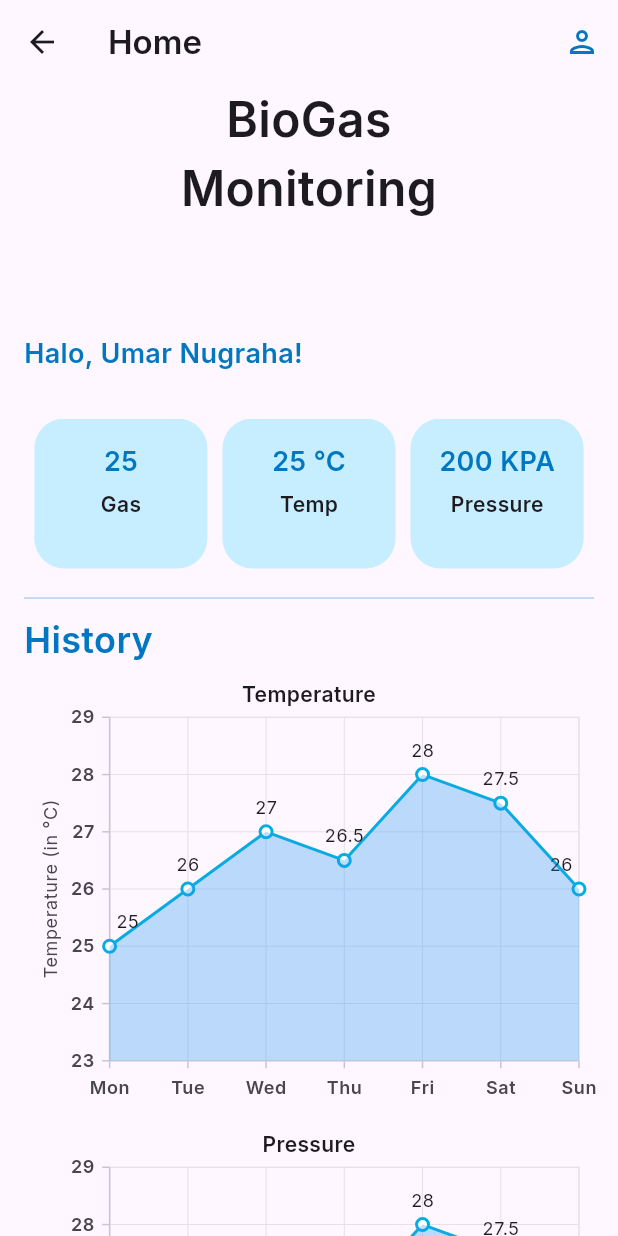
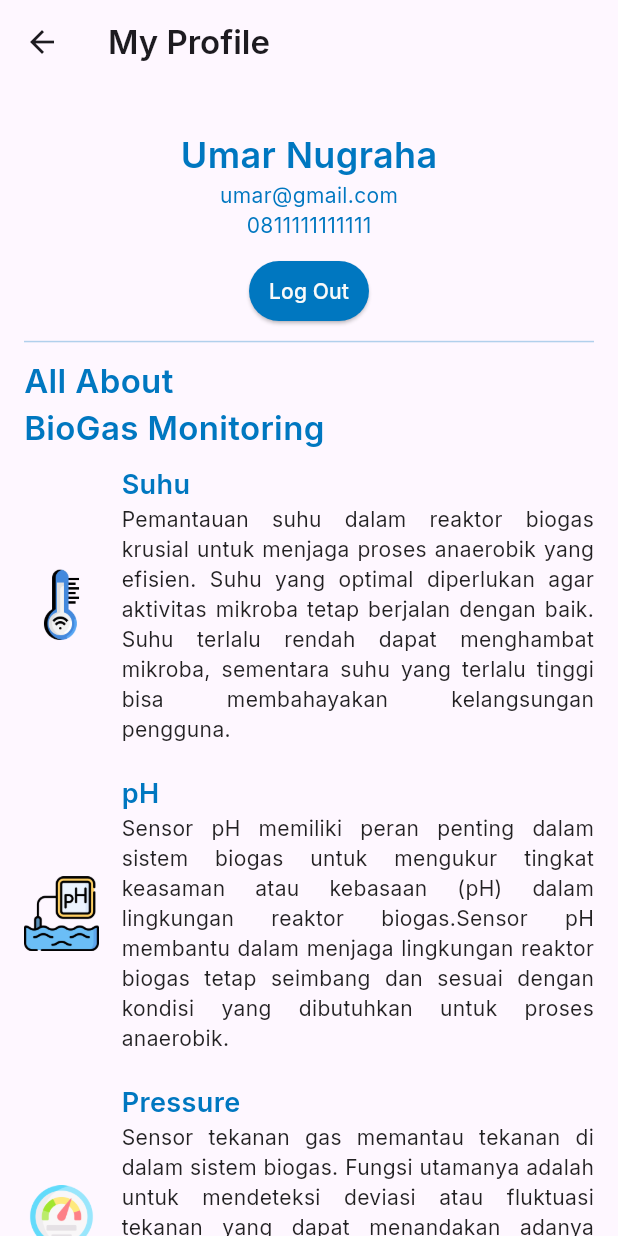
Before and after one commit to muh-hilmi/biogas_umar, a Flutter app: the HomeView screen opened by its route, after a tap on the "person" icon, on a phone screen of 412 x 824 dp. Run offline on Flutter 3.47's test engine with Material 3 defaults, Android fonts, the light colour scheme and no system bars; drawn by our look-alikes of carousel_slider; our stand-ins replace cloud_firestore, firebase_auth, firebase_core, get, google_fonts, syncfusion_flutter_charts; accounts and stored records are empty.

Commit message:
add profile page

```diff
--- a/lib/app/modules/home/views/home_view.dart
+++ b/lib/app/modules/home/views/home_view.dart
@@ -1,7 +1,6 @@
+import 'package:biogas_umar/app/routes/app_pages.dart';
 import 'package:flutter/material.dart';
-
 import 'package:get/get.dart';
-
 import 'package:google_fonts/google_fonts.dart';
 import 'package:carousel_slider/carousel_slider.dart';
 import '../controllers/home_controller.dart';
@@ -28,7 +27,7 @@ class HomeView extends GetView<HomeController> {
               color: Color(0xff0077C0),
             ),
             onPressed: () {
-              // Aksi yang ingin Anda lakukan ketika ikon ditekan
+              Get.toNamed(Routes.PROFILE);
             },
           ),
         ],
@@ -91,7 +90,7 @@ class HomeView extends GetView<HomeController> {
                             ),
                             const SizedBox(height: 5),
                             Text(
-                              '$i',
+                              i,
                               style: GoogleFonts.inter(
                                 fontSize: 14,
                                 fontWeight: FontWeight.w600,
--- /dev/null
+++ b/lib/app/modules/profile/bindings/profile_binding.dart
@@ -0,0 +1,12 @@
+import 'package:get/get.dart';
+
+import '../controllers/profile_controller.dart';
+
+class ProfileBinding extends Bindings {
+  @override
+  void dependencies() {
+    Get.lazyPut<ProfileController>(
+      () => ProfileController(),
+    );
+  }
+}
--- /dev/null
+++ b/lib/app/modules/profile/controllers/profile_controller.dart
@@ -0,0 +1,3 @@
+import 'package:get/get.dart';
+
+class ProfileController extends GetxController {}
--- /dev/null
+++ b/lib/app/modules/profile/views/profile_view.dart
@@ -0,0 +1,312 @@
+import 'package:biogas_umar/app/routes/app_pages.dart';
+import 'package:firebase_auth/firebase_auth.dart';
+import 'package:flutter/material.dart';
+import 'package:get/get.dart';
+import 'package:google_fonts/google_fonts.dart';
+import '../controllers/profile_controller.dart';
+
+class ProfileView extends GetView<ProfileController> {
+  const ProfileView({Key? key}) : super(key: key);
+  @override
+  Widget build(BuildContext context) {
+    return Scaffold(
+      appBar: AppBar(
+        title: Text(
+          'My Profile',
+          style: GoogleFonts.inter(
+            fontWeight: FontWeight.w600,
+          ),
+        ),
+        centerTitle: false,
+      ),
+      body: ListView(
+        padding: const EdgeInsets.symmetric(horizontal: 16),
+        children: [
+          const SizedBox(height: 20),
+          Center(
+            child: Column(children: [
+              const SizedBox(height: 10),
+              Text(
+                'Umar Nugraha',
+                style: GoogleFonts.inter(
+                  fontSize: 24,
+                  color: const Color(0xff0077C0),
+                  fontWeight: FontWeight.w600,
+                ),
+              ),
+              Text(
+                'umar@gmail.com',
+                style: GoogleFonts.inter(
+                  fontSize: 14,
+                  color: const Color(0xff0077C0),
+                ),
+              ),
+              Text(
+                '0811111111111',
+                style: GoogleFonts.inter(
+                  fontSize: 14,
+                  color: const Color(0xff0077C0),
+                ),
+              ),
+            ]),
+          ),
+          const SizedBox(height: 10),
+          Padding(
+            padding: const EdgeInsets.symmetric(horizontal: 150),
+            child: ElevatedButton(
+              onPressed: () {
+                Get.defaultDialog(
+                  title: "Log Out",
+                  titleStyle: GoogleFonts.inter(
+                    fontSize: 24,
+                    fontWeight: FontWeight.w600,
+                  ),
+                  content: Column(
+                    children: [
+                      Text(
+                        'Do you want to Log Out?',
+                        style: GoogleFonts.inter(
+                          fontSize: 14,
+                          fontWeight: FontWeight.w600,
+                        ),
+                        textAlign: TextAlign.center,
+                      ),
+                    ],
+                  ),
+                  actions: [
+                    ElevatedButton(
+                      style: ElevatedButton.styleFrom(
+                          backgroundColor: const Color(0XFF0077C0)),
+                      onPressed: () async {
+                        await FirebaseAuth.instance.signOut();
+                        Get.offAllNamed(Routes.SIGN_IN);
+                        Get.snackbar("Success", "You have been log out");
+                      },
+                      child: Text(
+                        "Yes",
+                        style: GoogleFonts.inter(
+                            fontSize: 18, color: Colors.white),
+                      ),
+                    ),
+                    TextButton(
+                      onPressed: () {
+                        Get.back();
+                      },
+                      child: Text(
+                        "No",
+                        style: GoogleFonts.inter(
+                          color: const Color(0XFF0077C0),
+                          fontSize: 18,
+                        ),
+                      ),
+                    ),
+                  ],
+                );
+              },
+              style: ElevatedButton.styleFrom(
+                fixedSize: Size.fromWidth(Get.width / 3),
+                backgroundColor: const Color(0XFF0077C0),
+                padding: const EdgeInsets.symmetric(
+                  vertical: 0,
+                  horizontal:
+                      0, // Menambahkan padding horizontal jika diperlukan
+                ),
+              ),
+              child: Text(
+                "Log Out",
+                style: GoogleFonts.inter(
+                  fontSize: 14,
+                  color: const Color(0xffFAFAFA),
+                ),
+              ),
+            ),
+          ),
+          const SizedBox(height: 10),
+          Divider(
+            height: 0.2,
+            color: const Color(0xff0077C0).withOpacity(0.3),
+          ),
+          const SizedBox(height: 10),
+          Text(
+            'All About\nBioGas Monitoring',
+            style: GoogleFonts.inter(
+              fontSize: 22,
+              color: const Color(0xff0077C0),
+              fontWeight: FontWeight.w600,
+            ),
+          ),
+          const SizedBox(height: 10),
+          Row(
+            crossAxisAlignment: CrossAxisAlignment.center,
+            children: [
+              Container(
+                width: 50, // Menentukan lebar Container
+                height: 50, // Menentukan tinggi Container
+                decoration: const BoxDecoration(
+                  image: DecorationImage(
+                    image: AssetImage('assets/picts/termometer.png'),
+                    fit: BoxFit.cover,
+                  ),
+                ),
+              ),
+              const SizedBox(
+                  width: 15), // Memberi jarak antara Container dan Column
+              Expanded(
+                // Menambahkan Expanded agar teks tidak terpotong
+                child: Column(
+                  crossAxisAlignment:
+                      CrossAxisAlignment.start, // Menjaga teks di awal kolom
+                  children: [
+                    Text(
+                      'Suhu',
+                      style: GoogleFonts.inter(
+                        fontSize: 18,
+                        color: const Color(0xff0077C0),
+                        fontWeight: FontWeight.w600,
+                      ),
+                    ),
+                    Text(
+                      'Pemantauan suhu dalam reaktor biogas krusial untuk menjaga proses anaerobik yang efisien. Suhu yang optimal diperlukan agar aktivitas mikroba tetap berjalan dengan baik. Suhu terlalu rendah dapat menghambat mikroba, sementara suhu yang terlalu tinggi bisa membahayakan kelangsungan pengguna.',
+                      style: GoogleFonts.inter(
+                        fontSize: 14,
+                        color: Colors.black87,
+                      ),
+                      textAlign: TextAlign.justify,
+                    ),
+                  ],
+                ),
+              ),
+            ],
+          ),
+          const SizedBox(height: 20),
+          Row(
+            crossAxisAlignment: CrossAxisAlignment.center,
+            children: [
+              Container(
+                width: 50, // Menentukan lebar Container
+                height: 50, // Menentukan tinggi Container
+                decoration: const BoxDecoration(
+                  image: DecorationImage(
+                    image: AssetImage('assets/picts/pH.png'),
+                    fit: BoxFit.cover,
+                  ),
+                ),
+              ),
+              const SizedBox(width: 15),
+              Expanded(
+                // Menambahkan Expanded agar teks tidak terpotong
+                child: Column(
+                  crossAxisAlignment:
+                      CrossAxisAlignment.start, // Menjaga teks di awal kolom
+                  children: [
+                    Text(
+                      'pH',
+                      style: GoogleFonts.inter(
+                        fontSize: 18,
+                        color: const Color(0xff0077C0),
+                        fontWeight: FontWeight.w600,
+                      ),
+                    ),
+                    Text(
+                      'Sensor pH memiliki peran penting dalam sistem biogas untuk mengukur tingkat keasaman atau kebasaan (pH) dalam lingkungan reaktor biogas.Sensor pH membantu dalam menjaga lingkungan reaktor biogas tetap seimbang dan sesuai dengan kondisi yang dibutuhkan untuk proses anaerobik.',
+                      style: GoogleFonts.inter(
+                        fontSize: 14,
+                        color: Colors.black87,
+                      ),
+                      textAlign: TextAlign.justify,
+                    ),
+                  ],
+                ),
+              ),
+            ],
+          ),
+          const SizedBox(height: 20),
+          Row(
+            crossAxisAlignment: CrossAxisAlignment.center,
+            children: [
+              Container(
+                width: 50, // Menentukan lebar Container
+                height: 50, // Menentukan tinggi Container
+                decoration: const BoxDecoration(
+                  image: DecorationImage(
+                    image: AssetImage('assets/picts/gauge.png'),
+                    fit: BoxFit.cover,
+                  ),
+                ),
+              ),
+              const SizedBox(width: 15),
+              Expanded(
+                // Menambahkan Expanded agar teks tidak terpotong
+                child: Column(
+                  crossAxisAlignment:
+                      CrossAxisAlignment.start, // Menjaga teks di awal kolom
+                  children: [
+                    Text(
+                      'Pressure',
+                      style: GoogleFonts.inter(
+                        fontSize: 18,
+                        color: const Color(0xff0077C0),
+                        fontWeight: FontWeight.w600,
+                      ),
+                    ),
+                    Text(
+                      'Sensor tekanan gas memantau tekanan di dalam sistem biogas. Fungsi utamanya adalah untuk mendeteksi deviasi atau fluktuasi tekanan yang dapat menandakan adanya masalah atau potensi bahaya. Hal ini membantu menjaga keamanan operasional sistem dan mencegah kebocoran gas yang berbahaya.',
+                      style: GoogleFonts.inter(
+                        fontSize: 14,
+                        color: Colors.black87,
+                      ),
+                      textAlign: TextAlign.justify,
+                    ),
+                  ],
+                ),
+              ),
+            ],
+          ),
+          const SizedBox(height: 20),
+          Row(
+            crossAxisAlignment: CrossAxisAlignment.center,
+            children: [
+              Container(
+                width: 50, // Menentukan lebar Container
+                height: 50, // Menentukan tinggi Container
+                decoration: const BoxDecoration(
+                  image: DecorationImage(
+                    image: AssetImage('assets/picts/gas.png'),
+                    fit: BoxFit.cover,
+                  ),
+                ),
+              ),
+              const SizedBox(width: 15),
+              Expanded(
+                // Menambahkan Expanded agar teks tidak terpotong
+                child: Column(
+                  crossAxisAlignment:
+                      CrossAxisAlignment.start, // Menjaga teks di awal kolom
+                  children: [
+                    Text(
+                      'Gas',
+                      style: GoogleFonts.inter(
+                        fontSize: 18,
+                        color: const Color(0xff0077C0),
+                        fontWeight: FontWeight.w600,
+                      ),
+                    ),
+                    Text(
+                      '??????????????????????????',
+                      style: GoogleFonts.inter(
+                        fontSize: 14,
+                        color: Colors.black87,
+                      ),
+                      textAlign: TextAlign.justify,
+                    ),
+                  ],
+                ),
+              ),
+            ],
+          ),
+          const SizedBox(height: 20),
+        ],
+      ),
+    );
+  }
+}
--- a/lib/app/modules/sign_up/controllers/sign_up_controller.dart
+++ b/lib/app/modules/sign_up/controllers/sign_up_controller.dart
@@ -28,7 +28,7 @@ class SignUpController extends GetxController {
         );
         if (userCredential.user != null) {
           String uid = userCredential.user!.uid;
-          firestore.collection("user").doc(uid).set({
+          firestore.collection("users").doc(uid).set({
             "nama": namaSignupC.text,
             "email": emailSignupC.text,
             "telepon": telponSignupC.text,
--- a/lib/app/routes/app_pages.dart
+++ b/lib/app/routes/app_pages.dart
@@ -2,6 +2,8 @@ import 'package:get/get.dart';
 
 import '../modules/home/bindings/home_binding.dart';
 import '../modules/home/views/home_view.dart';
+import '../modules/profile/bindings/profile_binding.dart';
+import '../modules/profile/views/profile_view.dart';
 import '../modules/sign_in/bindings/sign_in_binding.dart';
 import '../modules/sign_in/views/sign_in_view.dart';
 import '../modules/sign_up/bindings/sign_up_binding.dart';
@@ -40,5 +42,10 @@ class AppPages {
       page: () => const SignUpView(),
       binding: SignUpBinding(),
     ),
+    GetPage(
+      name: _Paths.PROFILE,
+      page: () => const ProfileView(),
+      binding: ProfileBinding(),
+    ),
   ];
 }
--- a/lib/app/routes/app_routes.dart
+++ b/lib/app/routes/app_routes.dart
@@ -8,6 +8,7 @@ abstract class Routes {
   static const SPLASHSCREEN = _Paths.SPLASHSCREEN;
   static const SIGN_IN = _Paths.SIGN_IN;
   static const SIGN_UP = _Paths.SIGN_UP;
+  static const PROFILE = _Paths.PROFILE;
 }
 
 abstract class _Paths {
@@ -17,4 +18,5 @@ abstract class _Paths {
   static const SPLASHSCREEN = '/splashscreen';
   static const SIGN_IN = '/sign-in';
   static const SIGN_UP = '/sign-up';
+  static const PROFILE = '/profile';
 }
--- a/pubspec.yaml
+++ b/pubspec.yaml
@@ -27,3 +27,4 @@ flutter:
   uses-material-design: true
   assets:
     - assets/logo/
+    - assets/picts/
```
Also changed, not shown: assets/picts/gas.png (added), assets/picts/gauge.png (added), assets/picts/pH.png (added), assets/picts/termometer.png (added).
